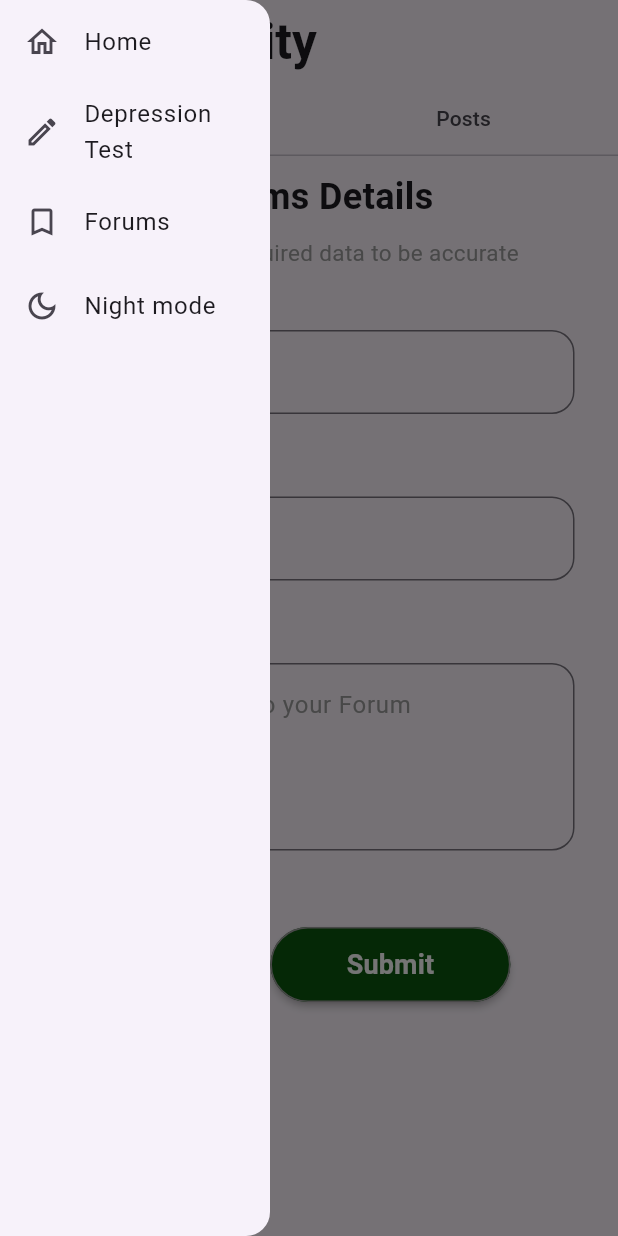
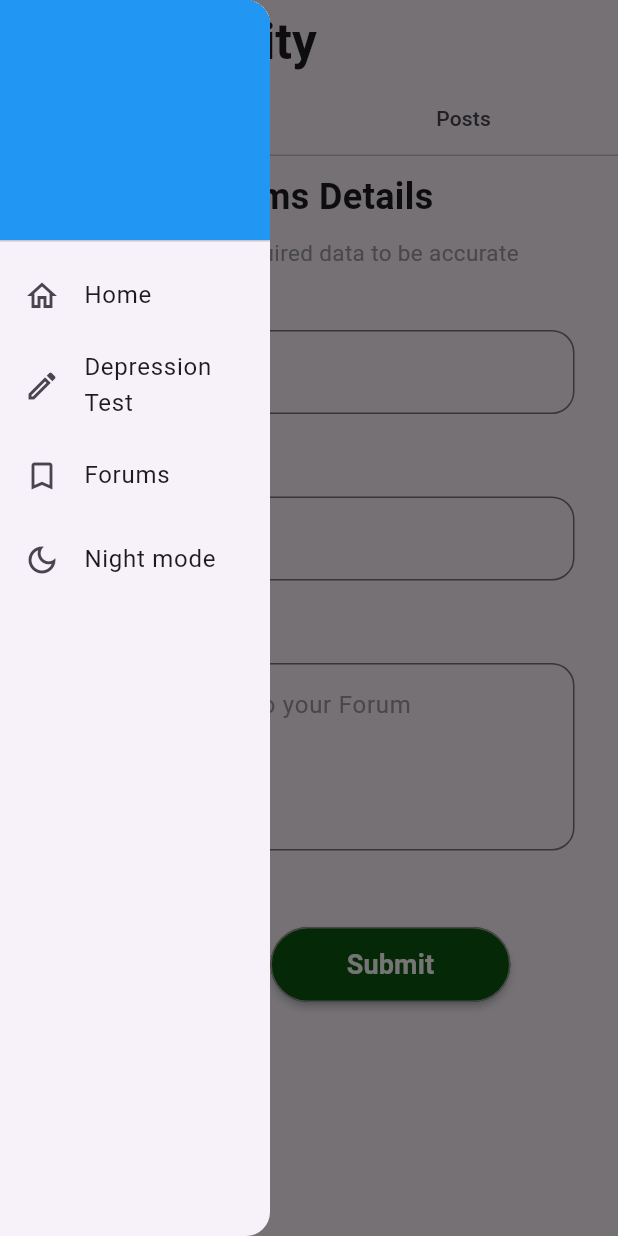
Before and after one commit to kareemezzat25/mentalhealth, a Flutter app: the ForumsPage screen opened directly, with the side drawer open, on a phone screen of 412 x 824 dp. Run offline on Flutter 3.47's test engine with Material 3 defaults, Android fonts, the phone set to English and light mode, and no system bars; our stand-ins replace animated_splash_screen, flutter_cache_manager, shared_preferences; accounts and stored records are empty; network calls fail.

Commit message:
sidebar added

```diff
--- a/lib/authentication/auth.dart
+++ b/lib/authentication/auth.dart
@@ -4,6 +4,7 @@ class Auth {
   static const String _tokenKey = 'token';
   static const String _emailKey = 'email';
   static const String _userIdKey = 'userId'; // Add this line
+  static const String _userNameKey = 'userName'; // Add this line
 
   static Future<String?> getUserId() async {
     SharedPreferences prefs = await SharedPreferences.getInstance();
@@ -39,13 +40,24 @@ class Auth {
     return prefs.getString(_emailKey);
   }
 
-  static Future<String?> getUsername() async {
-    try {
-      String? email = await getEmail();
-      return email ?? "UnknownUser";
-    } catch (error) {
-      print('Error during getUsername: $error');
-      throw Exception('Failed to fetch username');
-    }
+  static Future<void> setUserName(String userName) async {
+    SharedPreferences prefs = await SharedPreferences.getInstance();
+    prefs.setString(_userNameKey, userName);
+  }
+
+  static Future<String?> getUserName() async {
+    SharedPreferences prefs = await SharedPreferences.getInstance();
+    return prefs.getString(_userNameKey);
   }
 }
+
+  // static Future<String?> getUsername() async {
+  //   try {
+  //     String? email = await getEmail();
+  //     return email ?? "UnknownUser";
+  //   } catch (error) {
+  //     print('Error during getUsername: $error');
+  //     throw Exception('Failed to fetch username');
+  //   }
+  // }
+// }
--- a/lib/widgets/CommonDrawer.dart
+++ b/lib/widgets/CommonDrawer.dart
@@ -1,15 +1,69 @@
 // CommonDrawer.dart
 
 import 'package:flutter/material.dart';
+import 'package:mentalhealthh/authentication/auth.dart';
 import 'package:mentalhealthh/views/ForumsPage.dart';
 
-class CommonDrawer extends StatelessWidget {
+class CommonDrawer extends StatefulWidget {
+  @override
+  _CommonDrawerState createState() => _CommonDrawerState();
+}
+
+class _CommonDrawerState extends State<CommonDrawer> {
+  String userName = '';
+  String userEmail = '';
+
+  @override
+  void initState() {
+    super.initState();
+    _loadUserData();
+  }
+
+  _loadUserData() async {
+    try {
+      // Fetch user data
+      String? userName = await Auth.getUserName();
+      String? userEmail = await Auth.getEmail();
+
+      setState(() {
+        this.userName = userName ?? '';
+        this.userEmail = userEmail ?? '';
+      });
+    } catch (error) {
+      print('Error loading user data: $error');
+    }
+  }
+
   @override
   Widget build(BuildContext context) {
     return Drawer(
       width: 180,
       child: ListView(
         children: [
+          DrawerHeader(
+            decoration: BoxDecoration(
+              color: Colors.blue,
+            ),
+            child: Column(
+              crossAxisAlignment: CrossAxisAlignment.start,
+              children: [
+                Text(
+                  userName,
+                  style: TextStyle(
+                    color: Colors.white,
+                    fontSize: 18,
+                  ),
+                ),
+                Text(
+                  userEmail,
+                  style: TextStyle(
+                    color: Colors.white,
+                    fontSize: 14,
+                  ),
+                ),
+              ],
+            ),
+          ),
           const ListTile(
             leading: Icon(Icons.home_outlined),
             title: Text("Home"),
```
Also changed, not shown: lib/views/login.dart (+12 -5 lines), lib/views/signup.dart (+75 -15 lines).
